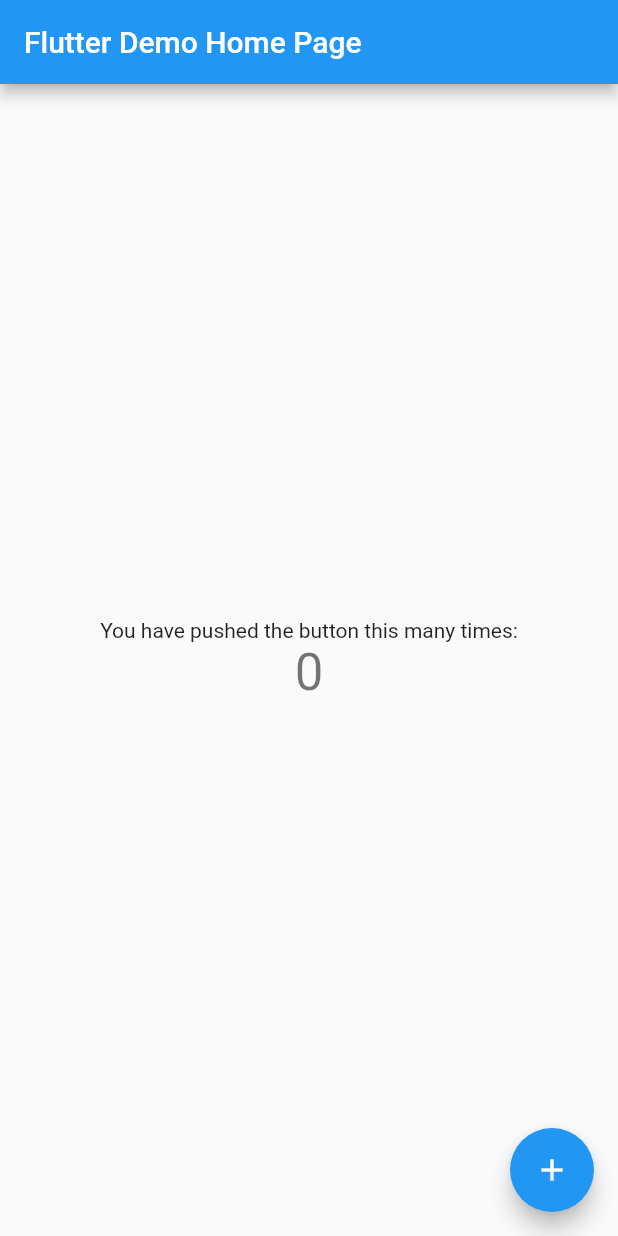
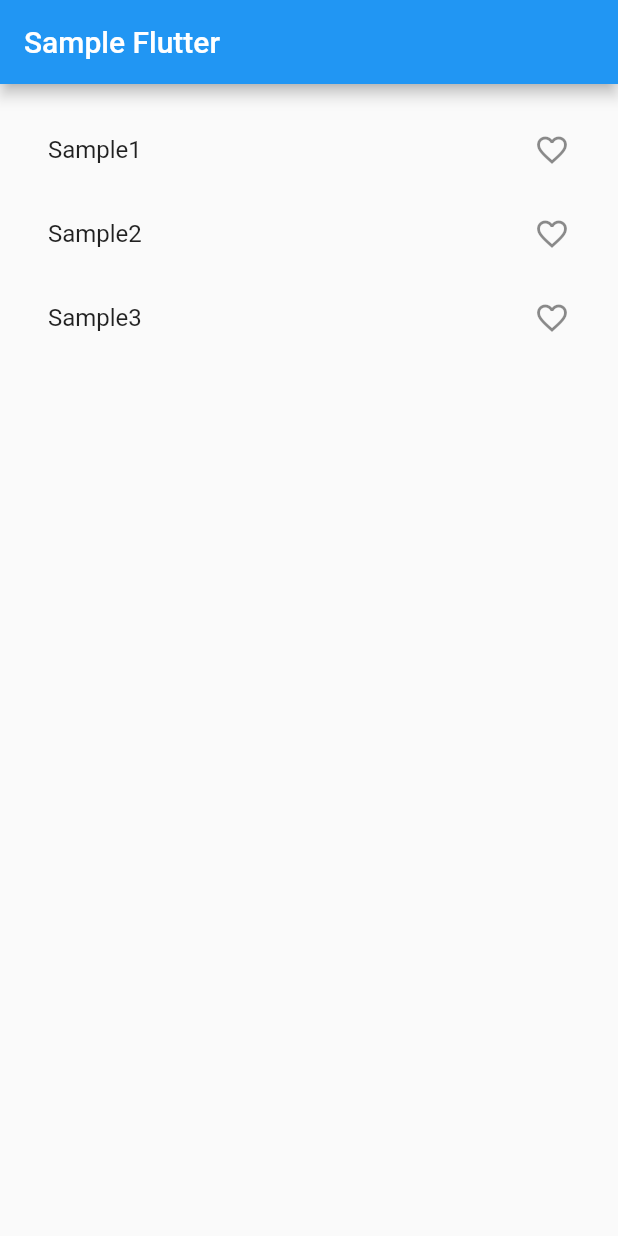
Before and after one commit to TakenokoTech/FlutterApp, a Flutter app: the screen it shows after launch, on a phone screen of 412 x 824 dp. Run offline on Flutter 3.47's test engine with Material 2 defaults, Android fonts, the phone set to English and light mode, and no system bars; our stand-ins replace rxdart.

Commit message:
add MVVM.

```diff
--- a/app/lib/main.dart
+++ b/app/lib/main.dart
@@ -1,111 +1,22 @@
 import 'package:flutter/material.dart';
+import 'view/RootView.dart';
+import 'package:logging/logging.dart';
+import 'utils/FLog.dart';
 
-void main() => runApp(MyApp());
+void main() {
+  fLogInit();
+  runApp(MyApp());
+}
 
 class MyApp extends StatelessWidget {
-  // This widget is the root of your application.
   @override
   Widget build(BuildContext context) {
     return MaterialApp(
       title: 'Flutter Demo',
       theme: ThemeData(
-        // This is the theme of your application.
-        //
-        // Try running your application with "flutter run". You'll see the
-        // application has a blue toolbar. Then, without quitting the app, try
-        // changing the primarySwatch below to Colors.green and then invoke
-        // "hot reload" (press "r" in the console where you ran "flutter run",
-        // or simply save your changes to "hot reload" in a Flutter IDE).
-        // Notice that the counter didn't reset back to zero; the application
-        // is not restarted.
         primarySwatch: Colors.blue,
       ),
-      home: MyHomePage(title: 'Flutter Demo Home Page'),
+      home: RootView(), // MyHomePage(title: 'Flutter Demo Home Page'),
     );
   }
 }
-
-class MyHomePage extends StatefulWidget {
-  MyHomePage({Key key, this.title}) : super(key: key);
-
-  // This widget is the home page of your application. It is stateful, meaning
-  // that it has a State object (defined below) that contains fields that affect
-  // how it looks.
-
-  // This class is the configuration for the state. It holds the values (in this
-  // case the title) provided by the parent (in this case the App widget) and
-  // used by the build method of the State. Fields in a Widget subclass are
-  // always marked "final".
-
-  final String title;
-
-  @override
-  _MyHomePageState createState() => _MyHomePageState();
-}
-
-class _MyHomePageState extends State<MyHomePage> {
-  int _counter = 0;
-
-  void _incrementCounter() {
-    setState(() {
-      // This call to setState tells the Flutter framework that something has
-      // changed in this State, which causes it to rerun the build method below
-      // so that the display can reflect the updated values. If we changed
-      // _counter without calling setState(), then the build method would not be
-      // called again, and so nothing would appear to happen.
-      _counter++;
-    });
-  }
-
-  @override
-  Widget build(BuildContext context) {
-    // This method is rerun every time setState is called, for instance as done
-    // by the _incrementCounter method above.
-    //
-    // The Flutter framework has been optimized to make rerunning build methods
-    // fast, so that you can just rebuild anything that needs updating rather
-    // than having to individually change instances of widgets.
-    return Scaffold(
-      appBar: AppBar(
-        // Here we take the value from the MyHomePage object that was created by
-        // the App.build method, and use it to set our appbar title.
-        title: Text(widget.title),
-      ),
-      body: Center(
-        // Center is a layout widget. It takes a single child and positions it
-        // in the middle of the parent.
-        child: Column(
-          // Column is also layout widget. It takes a list of children and
-          // arranges them vertically. By default, it sizes itself to fit its
-          // children horizontally, and tries to be as tall as its parent.
-          //
-          // Invoke "debug painting" (press "p" in the console, choose the
-          // "Toggle Debug Paint" action from the Flutter Inspector in Android
-          // Studio, or the "Toggle Debug Paint" command in Visual Studio Code)
-          // to see the wireframe for each widget.
-          //
-          // Column has various properties to control how it sizes itself and
-          // how it positions its children. Here we use mainAxisAlignment to
-          // center the children vertically; the main axis here is the vertical
-          // axis because Columns are vertical (the cross axis would be
-          // horizontal).
-          mainAxisAlignment: MainAxisAlignment.center,
-          children: <Widget>[
-            Text(
-              'You have pushed the button this many times:',
-            ),
-            Text(
-              '$_counter',
-              style: Theme.of(context).textTheme.display1,
-            ),
-          ],
-        ),
-      ),
-      floatingActionButton: FloatingActionButton(
-        onPressed: _incrementCounter,
-        tooltip: 'Increment',
-        child: Icon(Icons.add),
-      ), // This trailing comma makes auto-formatting nicer for build methods.
-    );
-  }
-}
--- /dev/null
+++ b/app/lib/model/Sample1Model.dart
@@ -0,0 +1,55 @@
+import 'dart:collection';
+import 'package:app/utils/FLog.dart';
+
+class Sample1 {
+  String name;
+  Sample1(String name) {
+    this.name = name;
+  }
+}
+
+abstract class Sample1Model {
+  UnmodifiableListView<Sample1> get list;
+  void add(String name);
+  void remove(String name);
+}
+
+class Sample1ModelImpl implements Sample1Model {
+  final List<Sample1> sample1List = <Sample1>[];
+
+  UnmodifiableListView<Sample1> get list {
+    return UnmodifiableListView(sample1List);
+  }
+
+  Sample1ModelImpl() {
+    flog.info("Sample1Model. init.");
+  }
+
+  // [public]
+
+  void add(String name) {
+    for (int i = 0; i < sample1List.length; i++) {
+      final item = sample1List[i];
+      if (name == item.name) {
+        final String newString = "Sample" + (sample1List.length + 1).toString();
+        sample1List.add(Sample1(newString));
+        return;
+      }
+    }
+    sample1List.add(Sample1(name));
+  }
+
+  void remove(String name) {
+    for (int i = 0; i < sample1List.length; i++) {
+      final item = sample1List[i];
+      if (name == item.name) {
+        sample1List.removeAt(i);
+      }
+    }
+  }
+
+  // [override]
+
+  @override
+  String toString() => "$sample1List";
+}
--- /dev/null
+++ b/app/lib/view/RootView.dart
@@ -0,0 +1,32 @@
+import 'package:flutter/material.dart';
+import 'dart:async';
+import 'package:rxdart/subjects.dart';
+import './Sample1View.dart';
+
+// String
+final String textTitle = "Sample Flutter";
+
+class RootView extends StatelessWidget {
+  @override
+  Widget build(BuildContext context) {
+    return Scaffold(
+      appBar: AppBar(title: Text(textTitle), actions: _actionList(context)),
+      body: Sample1View(),
+    );
+  }
+
+  List<Widget> _actionList(BuildContext context) {
+    return <Widget>[
+      // StreamBuilder<int>(
+      //     stream: wordBloc.itemCount,
+      //     initialData: 0,
+      //     builder: (context, snapshot) =>
+      //         CountLabel(favoriteCount: snapshot.data)),
+      // new IconButton(
+      //     icon: const Icon(Icons.list),
+      //     onPressed: () {
+      //      Navigator.of(context).pushNamed(BlocFavoritePage.routeName);
+      //     })
+    ];
+  }
+}
--- /dev/null
+++ b/app/lib/view/Sample1View.dart
@@ -0,0 +1,56 @@
+import 'package:flutter/material.dart';
+import '../viewmodel/Sample1ViewModel.dart';
+import '../utils/FLog.dart';
+import '../model/Sample1Model.dart';
+
+class Sample1View extends StatelessWidget {
+  Sample1ViewModel viewModel = Sample1ViewModelImpl();
+
+  Sample1View() {
+    flog.info("Sample1View init.");
+    viewModel.addition.add("Sample1");
+    viewModel.addition.add("Sample2");
+    viewModel.addition.add("Sample3");
+  }
+
+  Widget build(BuildContext context) {
+    flog.info("Sample1View build. ");
+    return new StreamBuilder<List<Sample1>>(
+        stream: viewModel.stream,
+        builder: (_, snapshot) {
+          return _buildListView(snapshot);
+        });
+  }
+
+  Widget _buildListView(AsyncSnapshot snapshot) {
+    flog.info("Sample1View buildListView. ");
+    return new ListView.builder(
+        padding: const EdgeInsets.all(16.0),
+        itemCount: viewModel.count,
+        itemBuilder: (context, index) {
+          return _createWordListTile(snapshot.data[index]);
+        });
+  }
+
+  ListTile _createWordListTile(Sample1 sample) {
+    flog.fine("Sample1View _createWordListTile. " + sample.name);
+
+    bool isFavorited = false;
+    return new ListTile(
+      title: new Text(sample.name),
+      trailing: new Icon(
+        isFavorited ? Icons.favorite : Icons.favorite_border,
+        color: isFavorited ? Colors.red : null,
+      ),
+      onTap: () {
+        flog.info("onTap");
+        viewModel.addition.add("Sample4");
+        if (isFavorited) {
+          // word.wordRemoval.add(WordRemoval(title));
+        } else {
+          // word.wordAddition.add(WordAddition(title));
+        }
+      },
+    );
+  }
+}
--- /dev/null
+++ b/app/lib/viewmodel/Sample1ViewModel.dart
@@ -0,0 +1,45 @@
+import 'package:rxdart/rxdart.dart';
+import 'package:flutter/material.dart';
+import 'dart:async';
+import '../utils/FLog.dart';
+import '../model/Sample1Model.dart';
+
+abstract class Sample1ViewModel {
+  Stream<List<Sample1>> get stream;
+  int get count;
+  Sink<String> get addition;
+}
+
+class Sample1ViewModelImpl implements Sample1ViewModel {
+  Sample1Model model = Sample1ModelImpl();
+
+  BehaviorSubject<List<Sample1>> _sampleListSub;
+  var _additionStream = StreamController<String>();
+
+  Stream<List<Sample1>> get stream {
+    return _sampleListSub.stream;
+  }
+
+  int get count {
+    return _sampleListSub.value.length;
+  }
+
+  Sink<String> get addition {
+    return _additionStream.sink;
+  }
+
+  Sample1ViewModelImpl() {
+    _sampleListSub = BehaviorSubject<List<Sample1>>(seedValue: model.list);
+
+    _additionStream.stream.listen((str) {
+      flog.info("listen. " + str);
+      model.add(str);
+      _sampleListSub.add(model.list);
+    });
+  }
+
+  void dispose() {
+    _sampleListSub.close();
+    _additionStream.close();
+  }
+}
```
Also changed, not shown: app/lib/utils/FLog.dart (added, +10 -0 lines), app/lib/view/MyHomePage.dart (added, +45 -0 lines), app/pubspec.yaml (+41 -45 lines).
